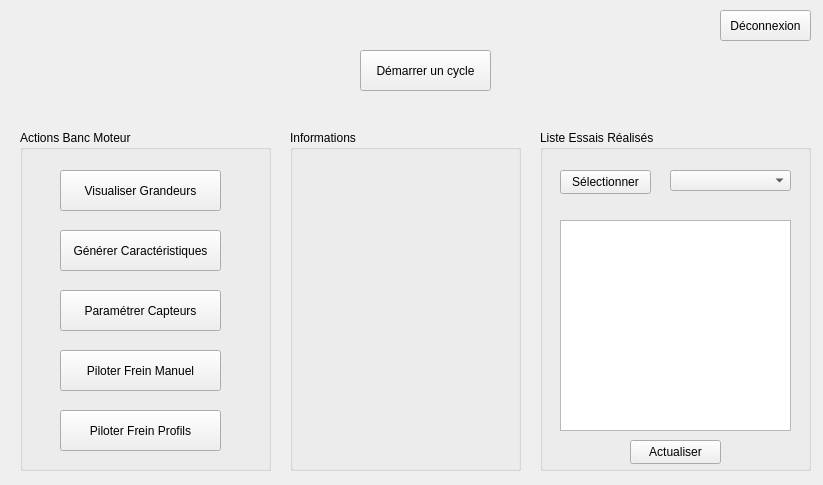
The window that accueil.ui (CND-cyb/engine_test_bench) describes before a commit, drawn with Qt 5.
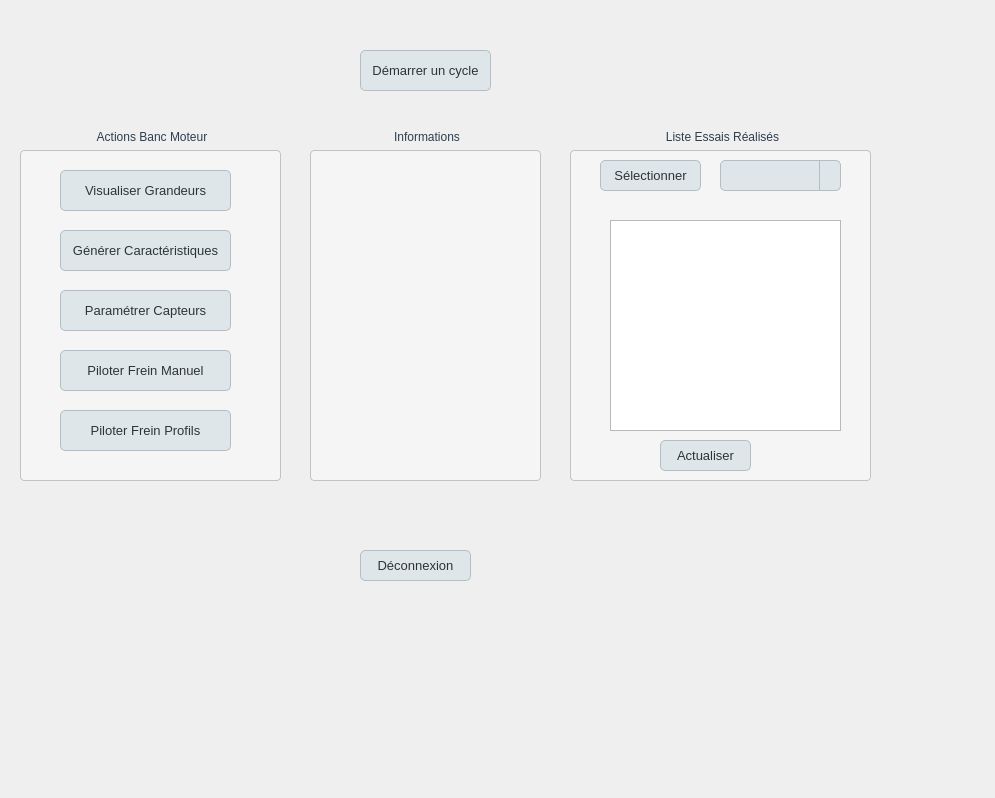
The same window after the commit.

```diff
--- a/accueil.ui
+++ b/accueil.ui
@@ -6,8 +6,8 @@
    <rect>
     <x>0</x>
     <y>0</y>
-    <width>823</width>
-    <height>485</height>
+    <width>995</width>
+    <height>798</height>
    </rect>
   </property>
   <property name="windowTitle">
@@ -22,6 +22,25 @@
      <height>41</height>
     </rect>
    </property>
+   <property name="styleSheet">
+    <string notr="true">QPushButton {
+    background-color: #dfe6e9;
+    border: 1px solid #b2bec3;
+    border-radius: 5px;
+    color: #2d3436;
+    padding: 6px 12px;
+    font: 13px;
+}
+
+QPushButton:hover {
+    background-color: #b2bec3;
+}
+
+QPushButton:pressed {
+    background-color: #636e72;
+    color: #ffffff;
+}</string>
+   </property>
    <property name="text">
     <string>Démarrer un cycle</string>
    </property>
@@ -29,34 +48,104 @@
   <widget class="QGroupBox" name="groupBox">
    <property name="geometry">
     <rect>
-     <x>540</x>
+     <x>570</x>
      <y>130</y>
-     <width>271</width>
-     <height>341</height>
+     <width>301</width>
+     <height>351</height>
     </rect>
    </property>
+   <property name="styleSheet">
+    <string notr="true">QGroupBox {
+    background-color: #f5f5f5;
+    border: 1px solid #bdc3c7;
+    border-radius: 4px;
+    margin-top: 20px;
+    padding: 10px;
+}
+
+QGroupBox::title {
+    subcontrol-origin: margin;
+    subcontrol-position: top center;
+    padding: 0 3px;
+    color: #2c3e50;
+    font: bold 12px;
+    background: transparent;
+}</string>
+   </property>
    <property name="title">
     <string>Liste Essais Réalisés</string>
    </property>
    <widget class="QComboBox" name="comboBox">
     <property name="geometry">
      <rect>
-      <x>130</x>
-      <y>40</y>
+      <x>150</x>
+      <y>30</y>
       <width>121</width>
-      <height>21</height>
+      <height>31</height>
      </rect>
     </property>
+    <property name="styleSheet">
+     <string notr="true">QComboBox {
+    background-color: #dfe6e9;
+    border: 1px solid #b2bec3;
+    border-radius: 5px;
+    padding: 6px 30px 6px 6px;
+    font: 13px;
+    color: #2d3436;
+}
+
+QComboBox:hover {
+    background-color: #b2bec3;
+}
+
+QComboBox:pressed {
+    background-color: #636e72;
+    color: #ffffff;
+}
+
+QComboBox::drop-down {
+    subcontrol-origin: padding;
+    subcontrol-position: top right;
+    width: 20px;
+    border-left: 1px solid #b2bec3;
+}
+
+QComboBox QAbstractItemView {
+    background-color: #dfe6e9;
+    border: 1px solid #b2bec3;
+    selection-background-color: #636e72;
+    selection-color: #ffffff;
+}</string>
+    </property>
    </widget>
    <widget class="QPushButton" name="pushButton_7">
     <property name="geometry">
      <rect>
-      <x>20</x>
-      <y>40</y>
-      <width>91</width>
-      <height>24</height>
+      <x>30</x>
+      <y>30</y>
+      <width>101</width>
+      <height>31</height>
      </rect>
     </property>
+    <property name="styleSheet">
+     <string notr="true">QPushButton {
+    background-color: #dfe6e9;
+    border: 1px solid #b2bec3;
+    border-radius: 5px;
+    color: #2d3436;
+    padding: 6px 12px;
+    font: 13px;
+}
+
+QPushButton:hover {
+    background-color: #b2bec3;
+}
+
+QPushButton:pressed {
+    background-color: #636e72;
+    color: #ffffff;
+}</string>
+    </property>
     <property name="text">
      <string>Sélectionner</string>
     </property>
@@ -64,7 +153,7 @@
    <widget class="QTextEdit" name="textEdit">
     <property name="geometry">
      <rect>
-      <x>20</x>
+      <x>40</x>
       <y>90</y>
       <width>231</width>
       <height>211</height>
@@ -77,9 +166,28 @@
       <x>90</x>
       <y>310</y>
       <width>91</width>
-      <height>24</height>
+      <height>31</height>
      </rect>
     </property>
+    <property name="styleSheet">
+     <string notr="true">QPushButton {
+    background-color: #dfe6e9;
+    border: 1px solid #b2bec3;
+    border-radius: 5px;
+    color: #2d3436;
+    padding: 6px 12px;
+    font: 13px;
+}
+
+QPushButton:hover {
+    background-color: #b2bec3;
+}
+
+QPushButton:pressed {
+    background-color: #636e72;
+    color: #ffffff;
+}</string>
+    </property>
     <property name="text">
      <string>Actualiser</string>
     </property>
@@ -90,10 +198,28 @@
     <rect>
      <x>20</x>
      <y>130</y>
-     <width>251</width>
-     <height>341</height>
+     <width>261</width>
+     <height>351</height>
     </rect>
    </property>
+   <property name="styleSheet">
+    <string notr="true">QGroupBox {
+    background-color: #f5f5f5;
+    border: 1px solid #bdc3c7;
+    border-radius: 4px;
+    margin-top: 20px;
+    padding: 10px;
+}
+
+QGroupBox::title {
+    subcontrol-origin: margin;
+    subcontrol-position: top center;
+    padding: 0 3px;
+    color: #2c3e50;
+    font: bold 12px;
+    background: transparent;
+}</string>
+   </property>
    <property name="title">
     <string>Actions Banc Moteur</string>
    </property>
@@ -102,10 +228,29 @@
      <rect>
       <x>40</x>
       <y>40</y>
-      <width>161</width>
+      <width>171</width>
       <height>41</height>
      </rect>
     </property>
+    <property name="styleSheet">
+     <string notr="true">QPushButton {
+    background-color: #dfe6e9;
+    border: 1px solid #b2bec3;
+    border-radius: 5px;
+    color: #2d3436;
+    padding: 6px 12px;
+    font: 13px;
+}
+
+QPushButton:hover {
+    background-color: #b2bec3;
+}
+
+QPushButton:pressed {
+    background-color: #636e72;
+    color: #ffffff;
+}</string>
+    </property>
     <property name="text">
      <string>Visualiser Grandeurs</string>
     </property>
@@ -115,10 +260,29 @@
      <rect>
       <x>40</x>
       <y>100</y>
-      <width>161</width>
+      <width>171</width>
       <height>41</height>
      </rect>
     </property>
+    <property name="styleSheet">
+     <string notr="true">QPushButton {
+    background-color: #dfe6e9;
+    border: 1px solid #b2bec3;
+    border-radius: 5px;
+    color: #2d3436;
+    padding: 6px 12px;
+    font: 13px;
+}
+
+QPushButton:hover {
+    background-color: #b2bec3;
+}
+
+QPushButton:pressed {
+    background-color: #636e72;
+    color: #ffffff;
+}</string>
+    </property>
     <property name="text">
      <string>Générer Caractéristiques</string>
     </property>
@@ -128,10 +292,29 @@
      <rect>
       <x>40</x>
       <y>160</y>
-      <width>161</width>
+      <width>171</width>
       <height>41</height>
      </rect>
     </property>
+    <property name="styleSheet">
+     <string notr="true">QPushButton {
+    background-color: #dfe6e9;
+    border: 1px solid #b2bec3;
+    border-radius: 5px;
+    color: #2d3436;
+    padding: 6px 12px;
+    font: 13px;
+}
+
+QPushButton:hover {
+    background-color: #b2bec3;
+}
+
+QPushButton:pressed {
+    background-color: #636e72;
+    color: #ffffff;
+}</string>
+    </property>
     <property name="text">
      <string>Paramétrer Capteurs</string>
     </property>
@@ -141,10 +324,29 @@
      <rect>
       <x>40</x>
       <y>220</y>
-      <width>161</width>
+      <width>171</width>
       <height>41</height>
      </rect>
     </property>
+    <property name="styleSheet">
+     <string notr="true">QPushButton {
+    background-color: #dfe6e9;
+    border: 1px solid #b2bec3;
+    border-radius: 5px;
+    color: #2d3436;
+    padding: 6px 12px;
+    font: 13px;
+}
+
+QPushButton:hover {
+    background-color: #b2bec3;
+}
+
+QPushButton:pressed {
+    background-color: #636e72;
+    color: #ffffff;
+}</string>
+    </property>
     <property name="text">
      <string>Piloter Frein Manuel</string>
     </property>
@@ -154,10 +356,29 @@
      <rect>
       <x>40</x>
       <y>280</y>
-      <width>161</width>
+      <width>171</width>
       <height>41</height>
      </rect>
     </property>
+    <property name="styleSheet">
+     <string notr="true">QPushButton {
+    background-color: #dfe6e9;
+    border: 1px solid #b2bec3;
+    border-radius: 5px;
+    color: #2d3436;
+    padding: 6px 12px;
+    font: 13px;
+}
+
+QPushButton:hover {
+    background-color: #b2bec3;
+}
+
+QPushButton:pressed {
+    background-color: #636e72;
+    color: #ffffff;
+}</string>
+    </property>
     <property name="text">
      <string>Piloter Frein Profils</string>
     </property>
@@ -166,12 +387,31 @@
   <widget class="QPushButton" name="pushButton_8">
    <property name="geometry">
     <rect>
-     <x>720</x>
-     <y>10</y>
-     <width>91</width>
+     <x>360</x>
+     <y>550</y>
+     <width>111</width>
      <height>31</height>
     </rect>
    </property>
+   <property name="styleSheet">
+    <string notr="true">QPushButton {
+    background-color: #dfe6e9;
+    border: 1px solid #b2bec3;
+    border-radius: 5px;
+    color: #2d3436;
+    padding: 6px 12px;
+    font: 13px;
+}
+
+QPushButton:hover {
+    background-color: #b2bec3;
+}
+
+QPushButton:pressed {
+    background-color: #636e72;
+    color: #ffffff;
+}</string>
+   </property>
    <property name="text">
     <string>Déconnexion</string>
    </property>
@@ -179,12 +419,30 @@
   <widget class="QGroupBox" name="groupBox_3">
    <property name="geometry">
     <rect>
-     <x>290</x>
+     <x>310</x>
      <y>130</y>
      <width>231</width>
-     <height>341</height>
+     <height>351</height>
     </rect>
    </property>
+   <property name="styleSheet">
+    <string notr="true">QGroupBox {
+    background-color: #f5f5f5;
+    border: 1px solid #bdc3c7;
+    border-radius: 4px;
+    margin-top: 20px;
+    padding: 10px;
+}
+
+QGroupBox::title {
+    subcontrol-origin: margin;
+    subcontrol-position: top center;
+    padding: 0 3px;
+    color: #2c3e50;
+    font: bold 12px;
+    background: transparent;
+}</string>
+   </property>
    <property name="title">
     <string>Informations</string>
    </property>
```
Left out of the diff: 26 changed lines with no effect on the pictures.
